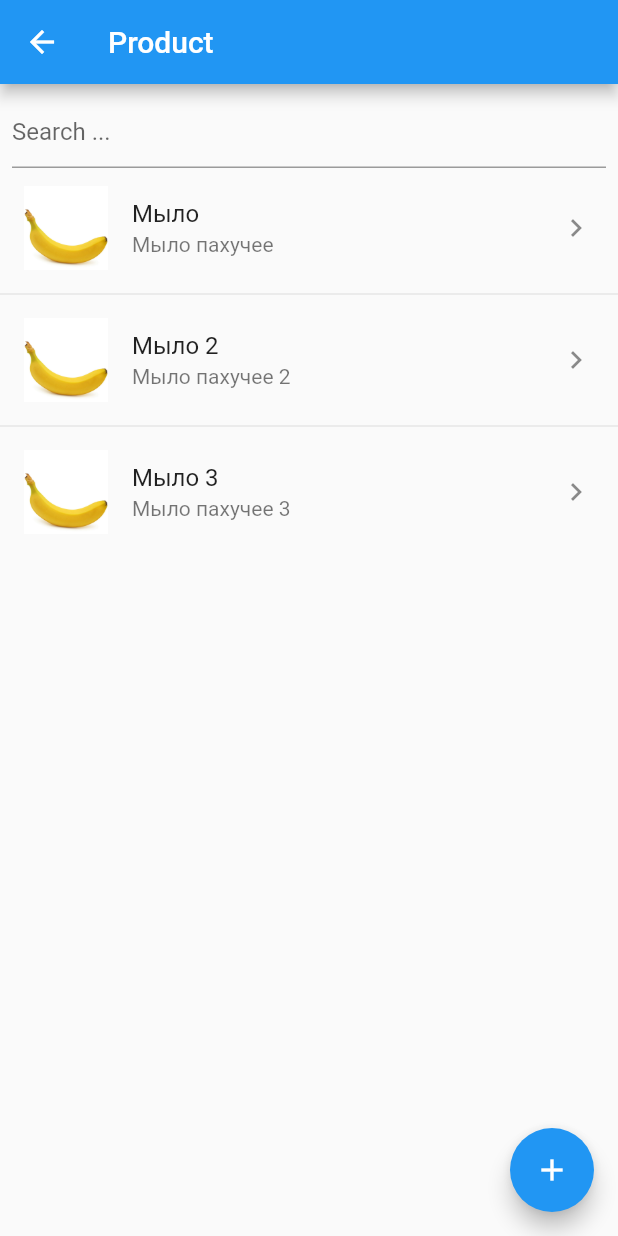
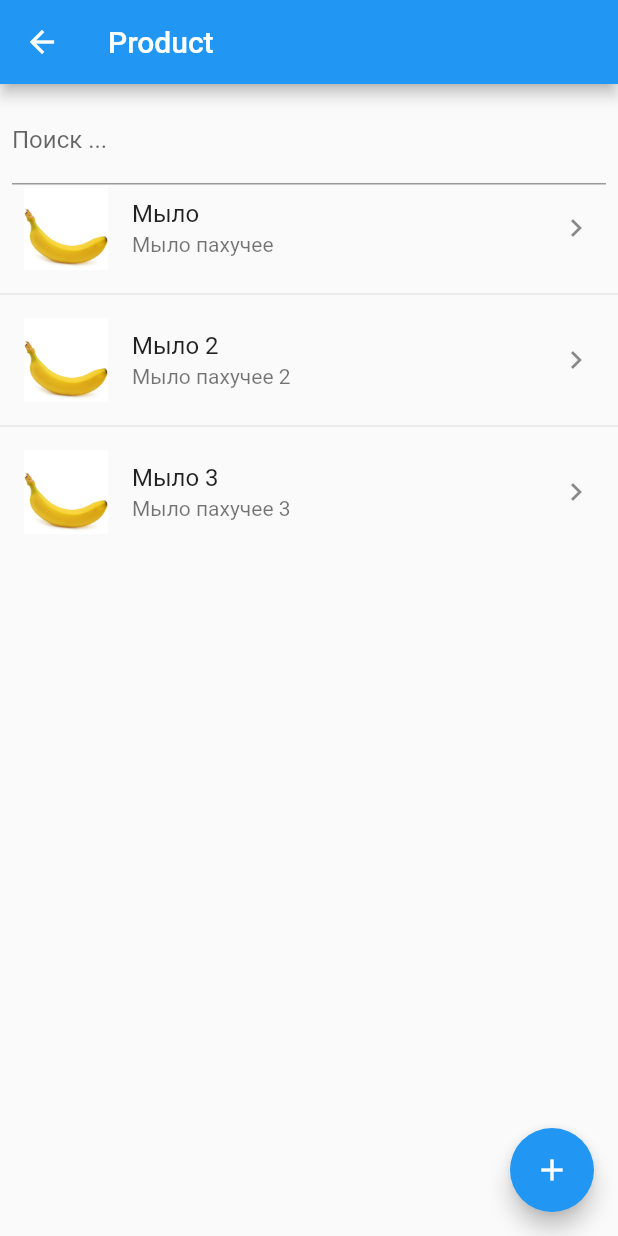
Before and after one commit to kitavrus/kak_kashka, a Flutter app: the ProductPageView screen opened directly, on a phone screen of 412 x 824 dp. Run offline on Flutter 3.47's test engine with Material 2 defaults, Android fonts, the phone set to English and light mode, and no system bars; drawn by our look-alikes of flutter_slidable; our stand-ins replace equatable, flutter_bloc.

Commit message:
add search to product

```diff
--- a/lib/product/ui/product_page.dart
+++ b/lib/product/ui/product_page.dart
@@ -115,9 +115,11 @@ class ProductPageView extends StatelessWidget {
     return Padding(
       padding: const EdgeInsets.all(8.0),
       child: TextField(
-        decoration: InputDecoration(hintText: "Search ..."),
+        decoration: InputDecoration(
+            labelText: "Поиск ...",
+          // filled: true,
+        ),
         onChanged: (text) {
-          print(text);
           context.read<ProductCubit>().searchProduct(text);
         },
       ),
@@ -167,7 +169,27 @@ class ProductList extends StatelessWidget {
   Widget build(BuildContext context) {
     print("build: ProductList ");
 
+    // Widget build(BuildContext context) {
+    //   return GestureDetector(
+    //     onTap: () {
+    //       FocusScopeNode currentFocus = FocusScope.of(context);
+    //
+    //       if (!currentFocus.hasPrimaryFocus) {
+    //         currentFocus.unfocus();
+    //       }
+    //     },
+    //     child: MaterialApp(
+    //       title: 'Flutter Demo',
+    //       theme: ThemeData(
+    //         primarySwatch: Colors.blue,
+    //       ),
+    //       home: MyHomePage(),
+    //     ),
+    //   );
+    // }
+
     return ListView.separated(
+      keyboardDismissBehavior: ScrollViewKeyboardDismissBehavior.onDrag, // не работает как я хочу (
       itemCount: productList.length,
       itemBuilder: (context, index) {
         final product = productList[index];
```
